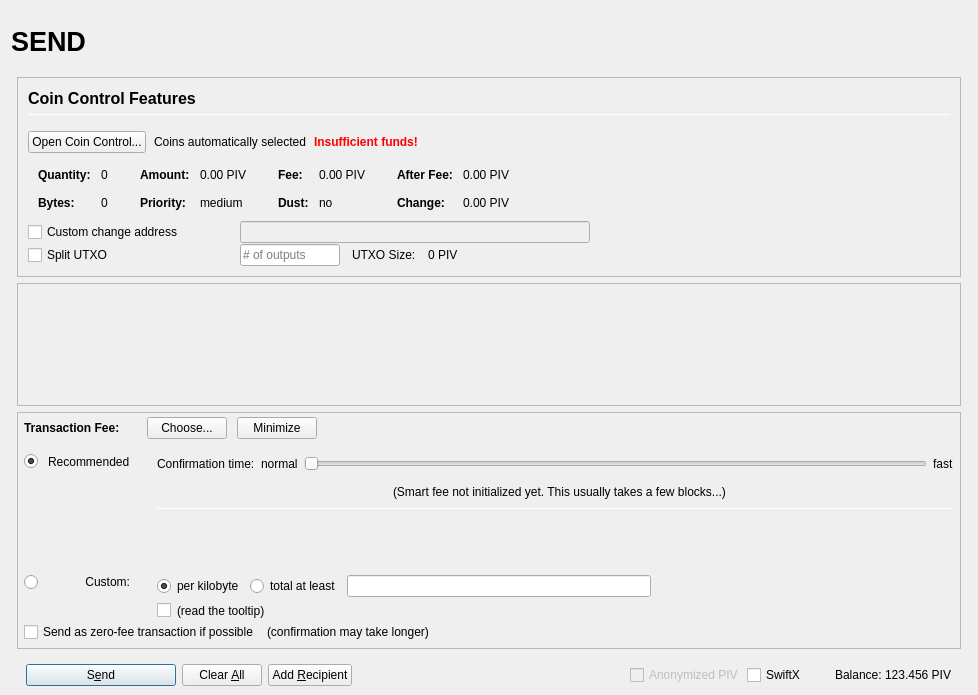
Above: src/qt/forms/sendcoinsdialog.ui from SMRT2/smrt-test before the change. Below: the same form after it.
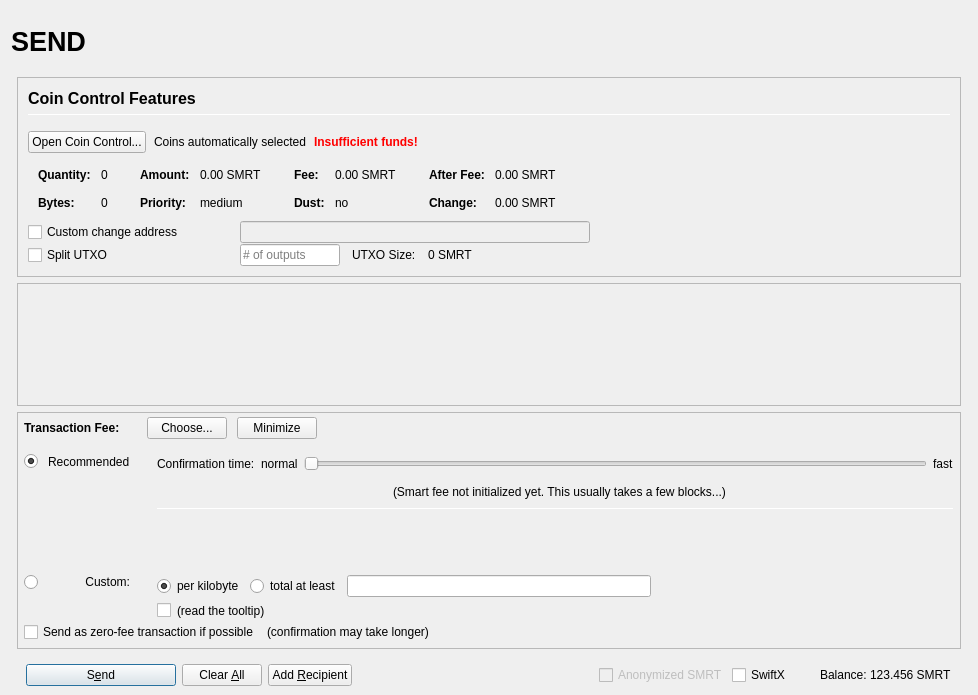
That is the form after the change. Icons and pictures are not drawn. Custom widgets are drawn as their Qt base class.

Commit message: SMRT ticker update

Patch:
```diff
--- a/src/qt/forms/sendcoinsdialog.ui
+++ b/src/qt/forms/sendcoinsdialog.ui
@@ -493,7 +493,7 @@
                         <enum>Qt::ActionsContextMenu</enum>
                        </property>
                        <property name="text">
-                        <string notr="true">0.00 PIV</string>
+                        <string notr="true">0.00 SMRT</string>
                        </property>
                        <property name="textInteractionFlags">
                         <set>Qt::LinksAccessibleByMouse|Qt::TextSelectableByKeyboard|Qt::TextSelectableByMouse</set>
@@ -573,7 +573,7 @@
                         <enum>Qt::ActionsContextMenu</enum>
                        </property>
                        <property name="text">
-                        <string notr="true">0.00 PIV</string>
+                        <string notr="true">0.00 SMRT</string>
                        </property>
                        <property name="textInteractionFlags">
                         <set>Qt::LinksAccessibleByMouse|Qt::TextSelectableByKeyboard|Qt::TextSelectableByMouse</set>
@@ -653,7 +653,7 @@
                         <enum>Qt::ActionsContextMenu</enum>
                        </property>
                        <property name="text">
-                        <string notr="true">0.00 PIV</string>
+                        <string notr="true">0.00 SMRT</string>
                        </property>
                        <property name="textInteractionFlags">
                         <set>Qt::LinksAccessibleByMouse|Qt::TextSelectableByKeyboard|Qt::TextSelectableByMouse</set>
@@ -682,7 +682,7 @@
                         <enum>Qt::ActionsContextMenu</enum>
                        </property>
                        <property name="text">
-                        <string notr="true">0.00 PIV</string>
+                        <string notr="true">0.00 SMRT</string>
                        </property>
                        <property name="textInteractionFlags">
                         <set>Qt::LinksAccessibleByMouse|Qt::TextSelectableByKeyboard|Qt::TextSelectableByMouse</set>
@@ -849,7 +849,7 @@
                 <item>
                  <widget class="QLabel" name="labelBlockSize">
                   <property name="text">
-                   <string>0 PIV</string>
+                   <string>0 SMRT</string>
                   </property>
                  </widget>
                 </item>
@@ -1686,7 +1686,7 @@
                 <bool>false</bool>
                </property>
                <property name="text">
-                <string>Anonymized PIV</string>
+                <string>Anonymized SMRT</string>
                </property>
               </widget>
              </item>
@@ -1725,7 +1725,7 @@
                 <cursorShape>IBeamCursor</cursorShape>
                </property>
                <property name="text">
-                <string notr="true">123.456 PIV</string>
+                <string notr="true">123.456 SMRT</string>
                </property>
                <property name="textInteractionFlags">
                 <set>Qt::LinksAccessibleByMouse|Qt::TextSelectableByKeyboard|Qt::TextSelectableByMouse</set>
```
Left out of the diff: 6 changed lines with no effect on the pictures. The commit also changes 116 other files.
